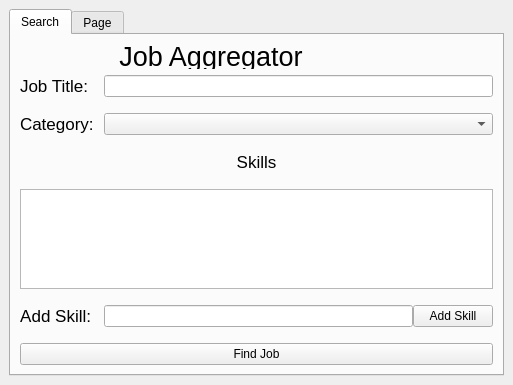
Old version of the form views/main.ui in the repository Walpys/PythonProject.
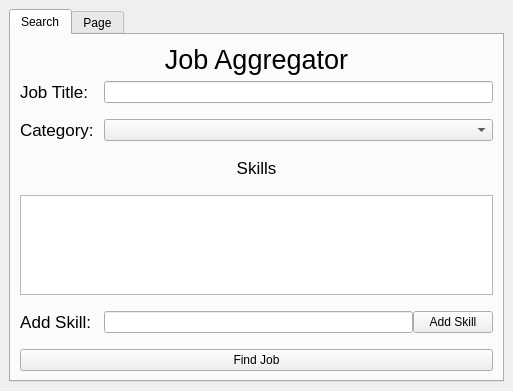
New version of the form. The open tabs and pages were chosen to show the change.

Commit message: create basic ui search tab

Patch:
```diff
--- a/views/main.ui
+++ b/views/main.ui
@@ -48,13 +48,13 @@
        <attribute name="title">
         <string>Search</string>
        </attribute>
-       <layout class="QGridLayout" name="gridLayout">
-        <item row="0" column="0">
+       <layout class="QVBoxLayout" name="verticalLayout_2">
+        <item>
          <widget class="QLabel" name="Label">
           <property name="maximumSize">
            <size>
-            <width>382</width>
-            <height>25</height>
+            <width>30000</width>
+            <height>48</height>
            </size>
           </property>
           <property name="font">
@@ -73,8 +73,8 @@
           </property>
          </widget>
         </item>
-        <item row="1" column="0">
-         <layout class="QFormLayout" name="formLayout_2">
+        <item>
+         <layout class="QFormLayout" name="formLayout">
           <property name="horizontalSpacing">
            <number>8</number>
           </property>
```
Left out of the diff: 16 changed lines with no effect on the pictures. The commit also changes 4 other files.
